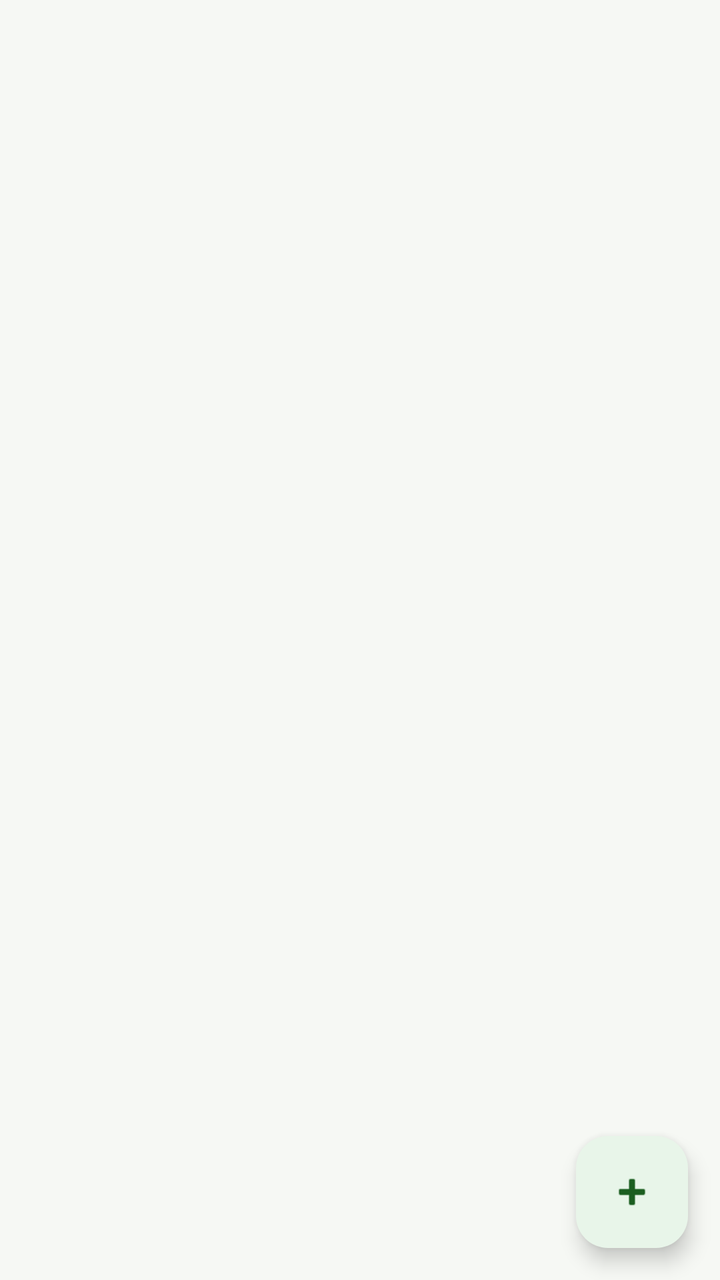
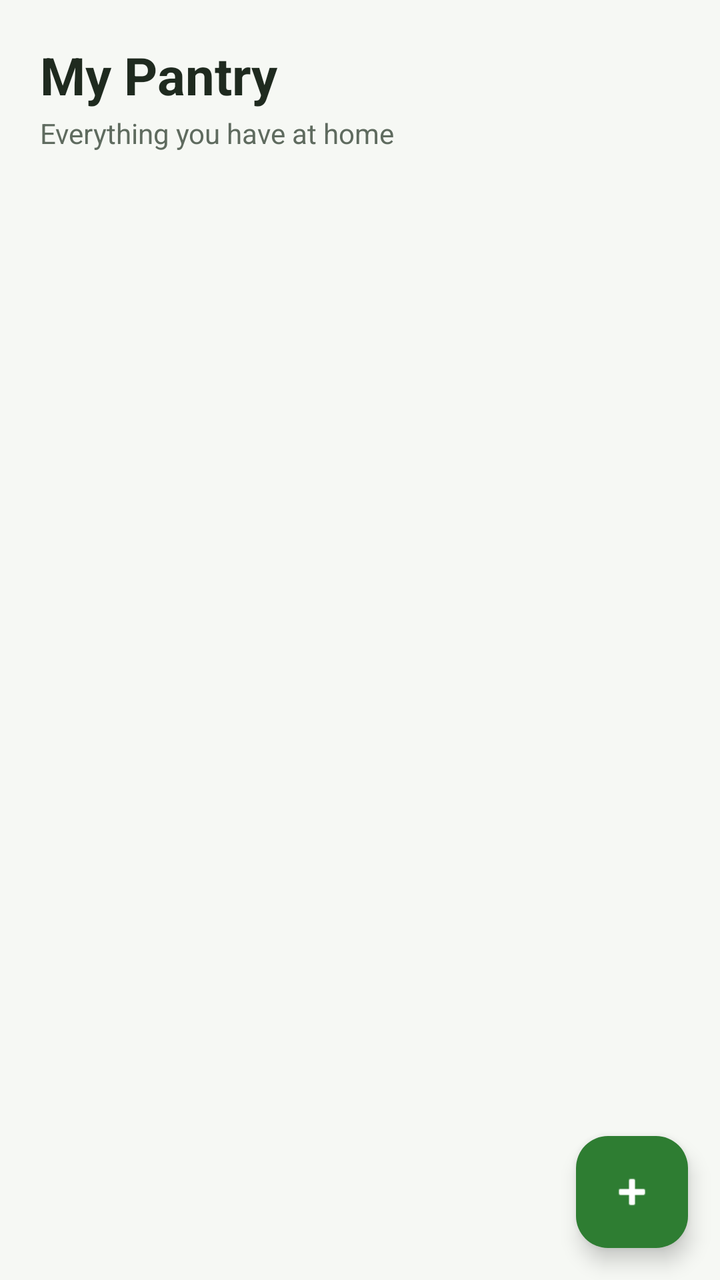

The first picture is an Android layout as it rendered before a commit; the second is the same layout after the commit. The layout source and the unified diff follow.
<!-- AndroidManifest.xml: application theme Theme.SmartPantryManager -->
<!-- res/layout/fragment_pantry.xml -->
<?xml version="1.0" encoding="utf-8"?>
<FrameLayout xmlns:android="http://schemas.android.com/apk/res/android"
    xmlns:app="http://schemas.android.com/apk/res-auto"
    android:layout_width="match_parent"
    android:layout_height="match_parent">

    
    <androidx.recyclerview.widget.RecyclerView
        android:id="@+id/recyclerPantry"
        android:layout_width="match_parent"
        android:layout_height="match_parent"
        android:clipToPadding="false"
        android:paddingBottom="88dp" />

    
    <TextView
        android:id="@+id/textEmptyPantry"
        android:layout_width="wrap_content"
        android:layout_height="wrap_content"
        android:layout_gravity="center"
        android:padding="24dp"
        android:gravity="center"
        android:text="Your pantry is empty. Tap + to add your first ingredient."
        android:textSize="16sp"
        android:visibility="gone" />

    
    <com.google.android.material.floatingactionbutton.FloatingActionButton
        android:id="@+id/fabAddItem"
        android:layout_width="wrap_content"
        android:layout_height="wrap_content"
        android:layout_gravity="bottom|end"
        android:layout_margin="16dp"
        android:contentDescription="Add ingredient"
        android:src="@android:drawable/ic_input_add" />
</FrameLayout>
<!-- resources referenced by this layout -->
<resources>
  <style name="Theme.SmartPantryManager" parent="Base.Theme.SmartPantryManager" />
  <style name="Base.Theme.SmartPantryManager" parent="Theme.Material3.DayNight.NoActionBar">
          
          
          <item name="colorPrimary">@color/green_primary</item>
          <item name="colorOnPrimary">@color/white</item>
          <item name="colorPrimaryContainer">@color/green_light</item>
          <item name="colorOnPrimaryContainer">@color/green_dark</item>
          <item name="colorSecondary">@color/orange_accent</item>
          <item name="colorOnSecondary">@color/white</item>
          <item name="colorSecondaryContainer">@color/green_light</item>
          <item name="colorOnSecondaryContainer">@color/green_dark</item>
          <item name="android:colorBackground">@color/background</item>
      </style>
  <color name="green_primary">#2E7D32</color>
  <color name="white">#FFFFFFFF</color>
  <color name="green_light">#E8F5E9</color>
  <color name="green_dark">#1B5E20</color>
  <color name="orange_accent">#FB8C00</color>
  <color name="background">#F6F8F4</color>
</resources>

<!-- the commit's change to res/layout/fragment_pantry.xml (unified diff, before → after) -->
@@ -4,13 +4,42 @@
     android:layout_width="match_parent"
     android:layout_height="match_parent">
 
-    
-    <androidx.recyclerview.widget.RecyclerView
-        android:id="@+id/recyclerPantry"
+    <LinearLayout
         android:layout_width="match_parent"
         android:layout_height="match_parent"
-        android:clipToPadding="false"
-        android:paddingBottom="88dp" />
+        android:orientation="vertical">
+
+        <TextView
+            android:layout_width="wrap_content"
+            android:layout_height="wrap_content"
+            android:paddingBottom="2dp"
+            android:paddingEnd="20dp"
+            android:paddingStart="20dp"
+            android:paddingTop="20dp"
+            android:text="My Pantry"
+            android:textColor="@color/text_primary"
+            android:textSize="26sp"
+            android:textStyle="bold" />
+
+        <TextView
+            android:layout_width="wrap_content"
+            android:layout_height="wrap_content"
+            android:paddingBottom="8dp"
+            android:paddingEnd="20dp"
+            android:paddingStart="20dp"
+            android:text="Everything you have at home"
+            android:textColor="@color/text_secondary"
+            android:textSize="14sp" />
+
+        
+        <androidx.recyclerview.widget.RecyclerView
+            android:id="@+id/recyclerPantry"
+            android:layout_width="match_parent"
+            android:layout_height="0dp"
+            android:layout_weight="1"
+            android:clipToPadding="false"
+            android:paddingBottom="88dp" />
+    </LinearLayout>
 
     
     <TextView
@@ -18,9 +47,10 @@
         android:layout_width="wrap_content"
         android:layout_height="wrap_content"
         android:layout_gravity="center"
+        android:gravity="center"
         android:padding="24dp"
-        android:gravity="center"
         android:text="Your pantry is empty. Tap + to add your first ingredient."
+        android:textColor="@color/text_secondary"
         android:textSize="16sp"
         android:visibility="gone" />
 
@@ -32,5 +62,7 @@
         android:layout_gravity="bottom|end"
         android:layout_margin="16dp"
         android:contentDescription="Add ingredient"
-        android:src="@android:drawable/ic_input_add" />
+        android:src="@android:drawable/ic_input_add"
+        app:backgroundTint="@color/green_primary"
+        app:tint="@color/white" />
 </FrameLayout>
<!-- resource entries referenced after the edit -->
@@ -15,6 +15,8 @@
           <item name="android:colorBackground">@color/background</item>
       </style>
   <color name="green_primary">#2E7D32</color>
+  <color name="text_primary">#1F2A1F</color>
+  <color name="text_secondary">#5F6B5F</color>
   <color name="white">#FFFFFFFF</color>
   <color name="green_light">#E8F5E9</color>
   <color name="green_dark">#1B5E20</color>
